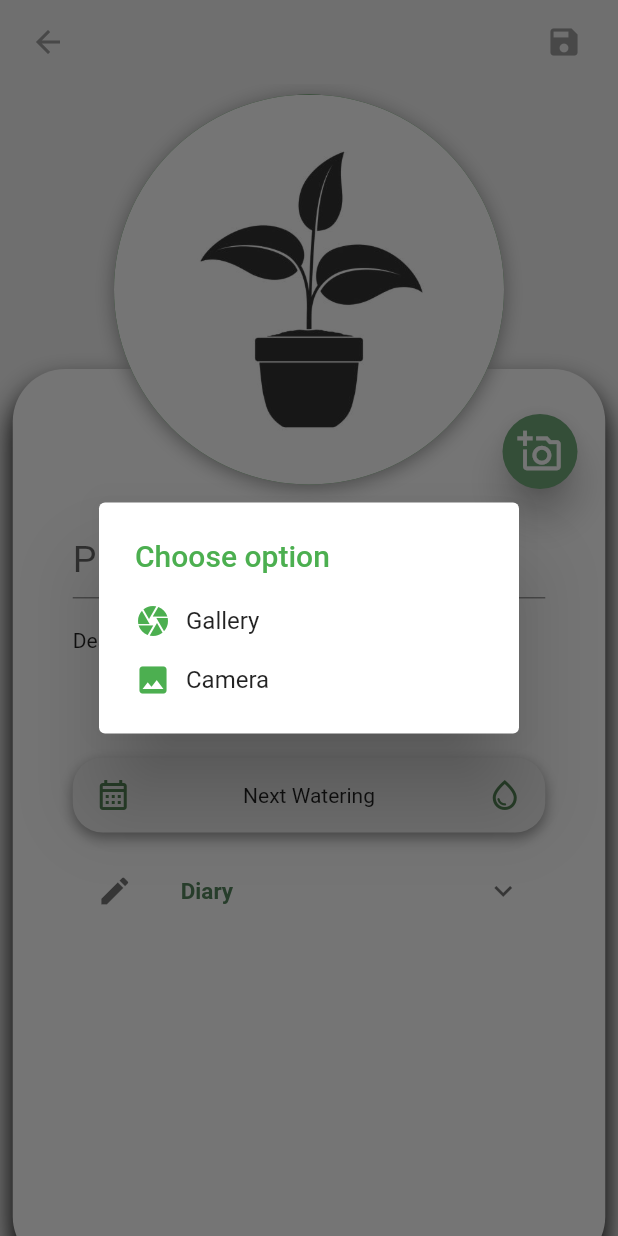
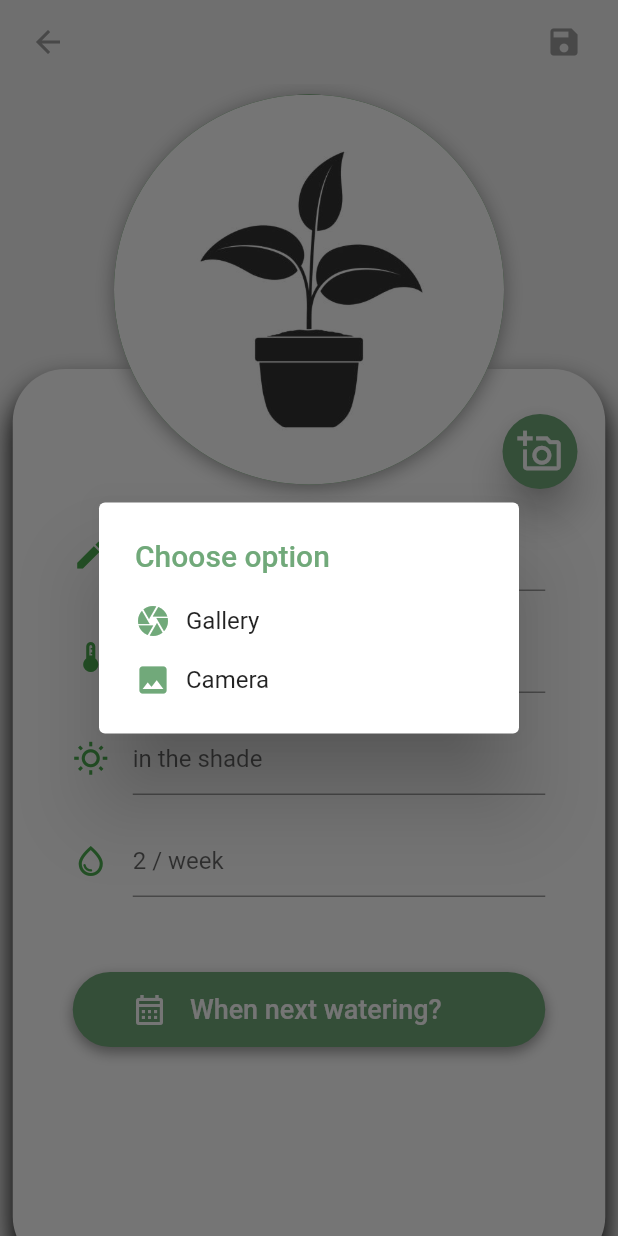
Before and after one commit to dariapichlak/gardening, a Flutter app: the AddPlantPage screen opened directly, after a tap on the "add a photo" icon, on a phone screen of 412 x 824 dp. Run offline on Flutter 3.47's test engine with Material 2 defaults, Android fonts, the phone set to English and light mode, and no system bars; our stand-ins replace bloc, cloud_firestore, curved_navigation_bar, dio, firebase_auth, firebase_core and 5 more; missing offline and left inert: flutterfire_ui; accounts and stored records are empty; Roboto replaces fonts that are missing (Antic).

Commit message:
Change UI of AddPlant page

```diff
--- a/lib/home/pages/notes_page_content/notes_page_content.dart
+++ b/lib/home/pages/notes_page_content/notes_page_content.dart
@@ -144,7 +144,7 @@ class _NotesPageContentState extends State<NotesPageContent> {
                                       ),
                                       child: CheckboxListTile(
                                         activeColor: const Color.fromARGB(
-                                            255, 100, 200, 100),
+                                            255, 86, 133, 94),
                                         controlAffinity:
                                             ListTileControlAffinity.leading,
                                         title: Text(
--- a/lib/home/pages/plants_page_content/add_plant_page/add_plant_page.dart
+++ b/lib/home/pages/plants_page_content/add_plant_page/add_plant_page.dart
@@ -1,6 +1,5 @@
 import 'dart:io';
 
-import 'package:cloud_firestore/cloud_firestore.dart';
 import 'package:firebase_storage/firebase_storage.dart';
 import 'package:flutter/material.dart';
 import 'package:flutter/services.dart';
@@ -24,6 +23,9 @@ class _AddPlantPageState extends State<AddPlantPage> {
   String? _plantName;
   DateTime? _releaseDate;
   String? _imageURL;
+  String? _temp;
+  String? _sun;
+  String? _water;
 
   @override
   Widget build(BuildContext context) {
@@ -75,12 +77,18 @@ class _AddPlantPageState extends State<AddPlantPage> {
                         color: Colors.grey,
                       ),
                       onPressed: _plantName == null ||
+                              _temp == null ||
+                              _sun == null ||
+                              _water == null ||
                               _releaseDate == null ||
                               _imageURL == null
                           ? null
                           : () async {
                               context.read<AddPlantPageCubit>().add(
                                     _plantName!,
+                                    _temp!,
+                                    _sun!,
+                                    _water!,
                                     _releaseDate!,
                                     _imageURL!,
                                   );
@@ -98,6 +106,21 @@ class _AddPlantPageState extends State<AddPlantPage> {
                 onTitleChanged: (newValue) {
                   setState(() {
                     _plantName = newValue;
+                  });
+                },
+                onTempChanged: (newValue) {
+                  setState(() {
+                    _temp = newValue;
+                  });
+                },
+                onSunChanged: (newValue) {
+                  setState(() {
+                    _sun = newValue;
+                  });
+                },
+                onWaterChanged: (newValue) {
+                  setState(() {
+                    _water = newValue;
                   });
                 },
                 onDateChanged: (newValue) {
@@ -123,9 +146,15 @@ class _AddPlantPageBody extends StatefulWidget {
     required this.onDateChanged,
     required this.selectedDateFormatted,
     required this.onImageURLChanged,
+    required this.onTempChanged,
+    required this.onSunChanged,
+    required this.onWaterChanged,
     Key? key,
   }) : super(key: key);
   final Function(String) onTitleChanged;
+  final Function(String) onTempChanged;
+  final Function(String) onSunChanged;
+  final Function(String) onWaterChanged;
   final Function(DateTime?) onDateChanged;
   final String? selectedDateFormatted;
   final Function(String) onImageURLChanged;
@@ -159,7 +188,6 @@ class _AddPlantPageBodyState extends State<_AddPlantPageBody> {
     Reference referenceDirectionImage = referenceRoot.child('imageURL');
     Reference referenceImageToUpload =
         referenceDirectionImage.child(uniqueNameFile);
-
 
     try {
       await referenceImageToUpload.putFile(File(file!.path));
@@ -215,27 +243,63 @@ class _AddPlantPageBodyState extends State<_AddPlantPageBody> {
               ], color: Colors.white, borderRadius: BorderRadius.circular(35)),
               child: Padding(
                 padding: const EdgeInsets.only(top: 100.0, left: 40, right: 40),
-                child: ListView(
+                child: Column(
                   children: [
                     TextField(
                       onChanged: widget.onTitleChanged,
                       textAlign: TextAlign.start,
-                      decoration: InputDecoration(
-                        hintText: 'Plant Name',
-                        hintStyle: GoogleFonts.antic(
-                            textStyle: const TextStyle(
-                          fontSize: 25,
-                        )),
+                      decoration: const InputDecoration(
+                        icon: Icon(
+                          Icons.edit,
+                          color: Colors.green,
+                        ),
+                        hintText: 'plant name',
                       ),
                     ),
                     const SizedBox(
                       height: 20,
                     ),
-                    const Text(
-                      'Description of a plant',
+                    TextField(
+                      onChanged: widget.onTitleChanged,
+                      textAlign: TextAlign.start,
+                      decoration: const InputDecoration(
+                        icon: Icon(
+                          Icons.thermostat,
+                          color: Colors.green,
+                        ),
+                        hintText: '10-25 ℃',
+                      ),
                     ),
                     const SizedBox(
-                      height: 70,
+                      height: 20,
+                    ),
+                    TextField(
+                      onChanged: widget.onTitleChanged,
+                      textAlign: TextAlign.start,
+                      decoration: const InputDecoration(
+                        icon: Icon(
+                          Icons.wb_sunny_outlined,
+                          color: Colors.green,
+                        ),
+                        hintText: 'in the shade',
+                      ),
+                    ),
+                    const SizedBox(
+                      height: 20,
+                    ),
+                    TextField(
+                      onChanged: widget.onTitleChanged,
+                      textAlign: TextAlign.start,
+                      decoration: const InputDecoration(
+                        icon: Icon(
+                          Icons.water_drop_outlined,
+                          color: Colors.green,
+                        ),
+                        hintText: '2 / week',
+                      ),
+                    ),
+                    const SizedBox(
+                      height: 50,
                     ),
                     InkWell(
                       onTap: () async {
@@ -250,6 +314,8 @@ class _AddPlantPageBodyState extends State<_AddPlantPageBody> {
                         widget.onDateChanged(selectedDate);
                       },
                       child: Container(
+                        height: 50,
+                        width: 330,
                         decoration: const BoxDecoration(
                             boxShadow: [
                               BoxShadow(
@@ -258,25 +324,27 @@ class _AddPlantPageBodyState extends State<_AddPlantPageBody> {
                                   offset: Offset(0, 3.5),
                                   color: Colors.grey),
                             ],
-                            color: Color.fromARGB(255, 242, 242, 242),
+                            color: Color.fromARGB(255, 113, 169, 122),
                             borderRadius:
-                                BorderRadius.all(Radius.circular(20))),
-                        height: 50,
+                                BorderRadius.all(Radius.circular(90))),
                         child: Padding(
-                          padding: const EdgeInsets.symmetric(horizontal: 15.0),
+                          padding: const EdgeInsets.only(right: 30.0),
                           child: Row(
-                            mainAxisAlignment: MainAxisAlignment.spaceBetween,
-                            children: const [
-                              Icon(
+                            mainAxisAlignment: MainAxisAlignment.center,
+                            children: [
+                              const Icon(
                                 Icons.calendar_month_outlined,
-                                color: Color.fromARGB(255, 86, 134, 87),
+                                color: Colors.white,
+                              ),
+                              const SizedBox(
+                                width: 15,
                               ),
                               Text(
-                                'Next Watering',
-                              ),
-                              Icon(
-                                Icons.water_drop_outlined,
-                                color: Color.fromARGB(255, 86, 134, 87),
+                                'When next watering?',
+                                style: GoogleFonts.antic(
+                                    color: Colors.white,
+                                    fontSize: 18,
+                                    fontWeight: FontWeight.w500),
                               ),
                             ],
                           ),
@@ -285,30 +353,6 @@ class _AddPlantPageBodyState extends State<_AddPlantPageBody> {
                     ),
                     const SizedBox(
                       height: 10,
-                    ),
-                    ExpansionTile(
-                      leading: const Icon(Icons.edit),
-                      title: Text(
-                        'Diary',
-                        style: GoogleFonts.roboto(
-                          fontSize: 15,
-                          fontWeight: FontWeight.bold,
-                          color: const Color.fromARGB(255, 86, 133, 94),
-                        ),
-                      ),
-                      children: const [
-                        ListTile(
-                          title: TextField(
-                            maxLines: null,
-                            decoration: InputDecoration.collapsed(
-                              hintText: '',
-                              hintStyle: TextStyle(
-                                fontSize: 16,
-                              ),
-                            ),
-                          ),
-                        ),
-                      ],
                     ),
                   ],
                 ),
@@ -359,9 +403,10 @@ class _AddPlantPageBodyState extends State<_AddPlantPageBody> {
                           title: const Text(
                             'Choose option',
                             style: TextStyle(
-                                fontWeight: FontWeight.w500,
-                                fontSize: 20,
-                                color: Colors.green),
+                              fontWeight: FontWeight.w500,
+                              fontSize: 20,
+                              color: const Color.fromARGB(255, 113, 169, 122),
+                            ),
                           ),
                           content: SingleChildScrollView(
                             child: ListBody(children: [
@@ -369,12 +414,14 @@ class _AddPlantPageBodyState extends State<_AddPlantPageBody> {
                                 onTap: () {
                                   pickImage(ImageSource.gallery);
                                 },
-                                splashColor: Colors.green,
+                                splashColor:
+                                    const Color.fromARGB(255, 113, 169, 122),
                                 child: Row(
                                   children: const [
                                     Icon(
                                       Icons.camera,
-                                      color: Colors.green,
+                                      color: const Color.fromARGB(
+                                          255, 113, 169, 122),
                                     ),
                                     SizedBox(width: 10),
                                     Text('Gallery'),
@@ -386,12 +433,14 @@ class _AddPlantPageBodyState extends State<_AddPlantPageBody> {
                                 onTap: () {
                                   pickImageC(ImageSource.camera);
                                 },
-                                splashColor: Colors.green,
+                                splashColor:
+                                    const Color.fromARGB(255, 113, 169, 122),
                                 child: Row(
                                   children: const [
                                     Icon(
                                       Icons.image,
-                                      color: Colors.green,
+                                      color: const Color.fromARGB(
+                                          255, 113, 169, 122),
                                     ),
                                     SizedBox(width: 10),
                                     Text('Camera'),
--- a/lib/models/plant_model.dart
+++ b/lib/models/plant_model.dart
@@ -3,12 +3,18 @@ import 'package:intl/intl.dart';
 class PlantModel {
   PlantModel({
     required this.plantName,
+    required this.temp,
+    required this.sun,
+    required this.water,
     required this.id,
     required this.releaseDate,
     required this.imageURL,
   });
 
   final String plantName;
+  final String temp;
+  final String sun;
+  final String water;
   final String id;
   final DateTime releaseDate;
   final String imageURL;
--- a/pubspec.yaml
+++ b/pubspec.yaml
@@ -39,7 +39,7 @@ dependencies:
   firebase_core: ^2.2.0
   flutterfire_ui: ^0.4.3+20
   firebase_auth: ^4.1.2
-  flutter_bloc: ^8.1.1
+  flutter_bloc: ^8.1.2
   table_calendar: ^3.0.8
   curved_navigation_bar: ^1.0.3
   google_fonts: ^3.0.1
```
Also changed, not shown: lib/home/details/details_content/details_content.dart (+26 -2 lines), lib/home/pages/plants_page_content/add_plant_page/cubit/add_plant_page_cubit.dart (+6 -2 lines), lib/repositories/plants_repository.dart (+12 -0 lines), pubspec.lock.
